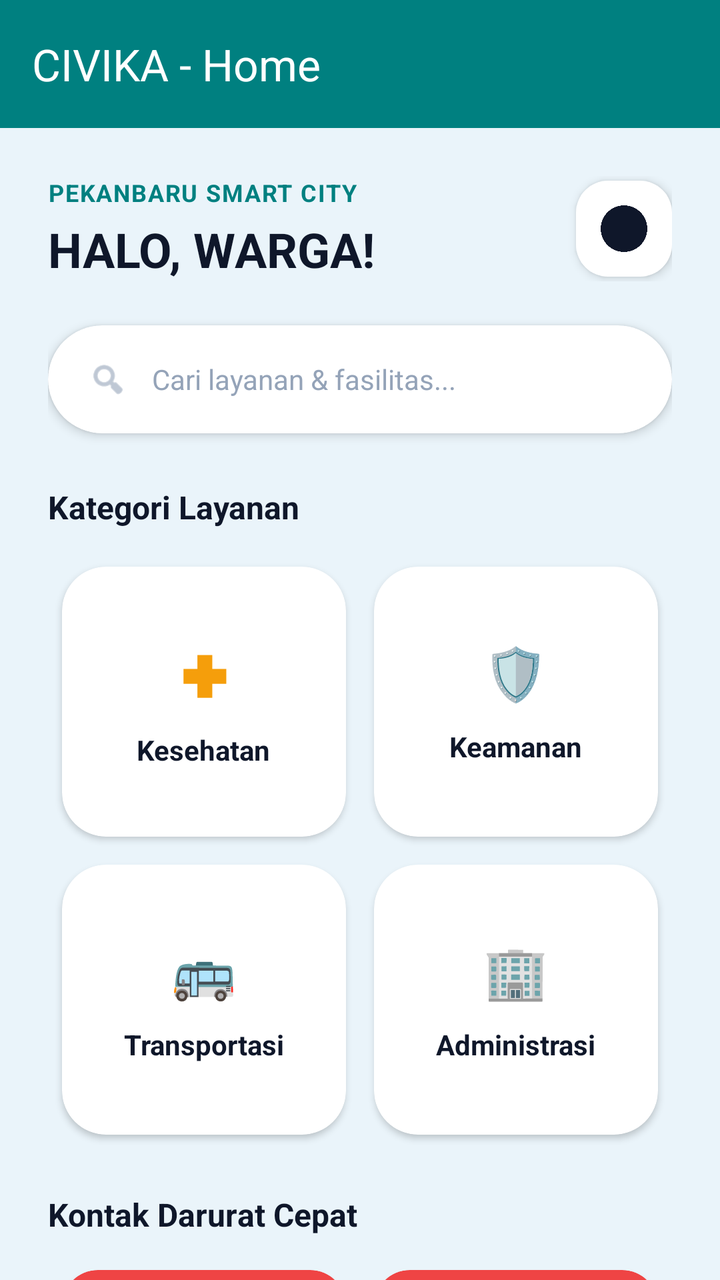
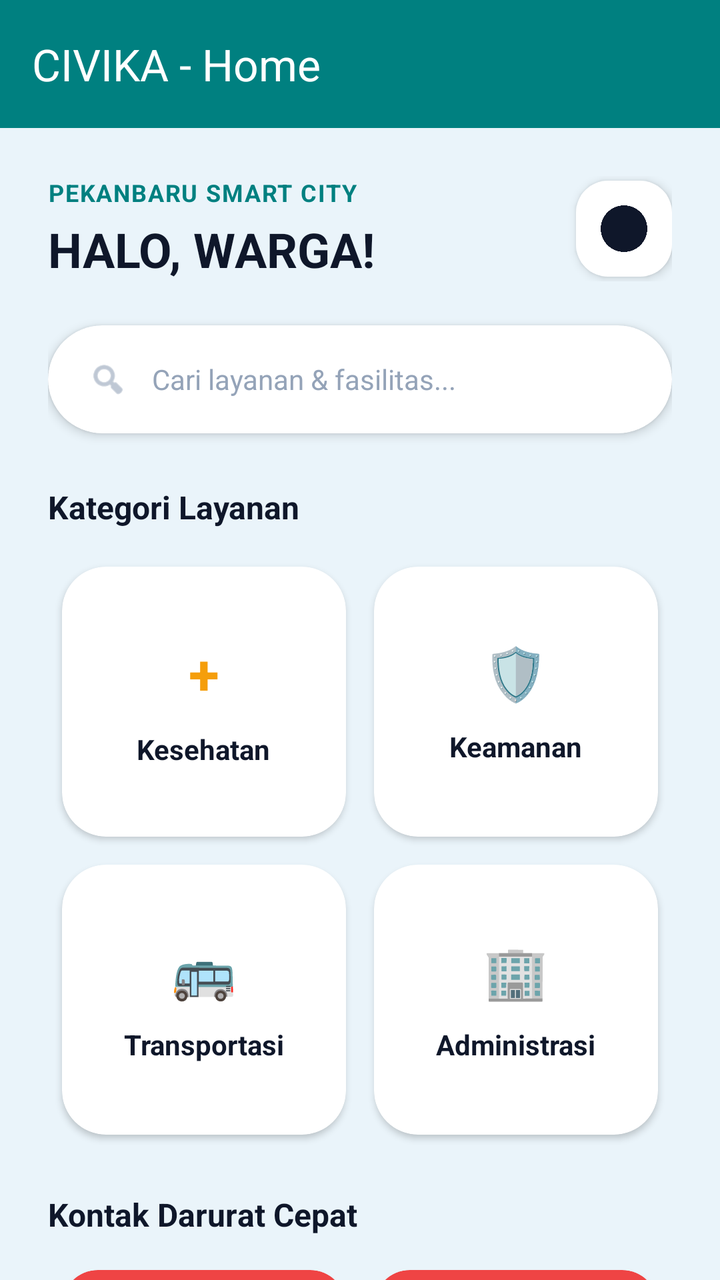

Compare the two renders of this Android layout. The source of the first and the diff that turns it into the second are given below.
<!-- AndroidManifest.xml: application theme Theme.Dzaki_3tia -->
<!-- res/layout/fragment_home.xml -->
<?xml version="1.0" encoding="utf-8"?>
<androidx.constraintlayout.widget.ConstraintLayout
    xmlns:android="http://schemas.android.com/apk/res/android"
    xmlns:app="http://schemas.android.com/apk/res-auto"
    android:layout_width="match_parent"
    android:layout_height="match_parent"
    android:background="#EAF4FA">

    <androidx.appcompat.widget.Toolbar
        android:id="@+id/toolbar"
        android:layout_width="0dp"
        android:layout_height="?attr/actionBarSize"
        android:background="#008080"
        app:title="CIVIKA - Home"
        app:titleTextColor="@android:color/white"
        app:layout_constraintTop_toTopOf="parent"
        app:layout_constraintStart_toStartOf="parent"
        app:layout_constraintEnd_toEndOf="parent" />

    <androidx.core.widget.NestedScrollView
        android:layout_width="match_parent"
        android:layout_height="0dp"
        android:fillViewport="true"
        app:layout_constraintTop_toBottomOf="@id/toolbar"
        app:layout_constraintBottom_toBottomOf="parent">

        <LinearLayout
            android:layout_width="match_parent"
            android:layout_height="wrap_content"
            android:orientation="vertical"
            android:paddingHorizontal="24dp"
            android:paddingTop="24dp"
            android:paddingBottom="28dp">

            
            <RelativeLayout
                android:layout_width="match_parent"
                android:layout_height="wrap_content">

                <LinearLayout
                    android:layout_width="wrap_content"
                    android:layout_height="wrap_content"
                    android:layout_alignParentStart="true"
                    android:layout_centerVertical="true"
                    android:orientation="vertical">

                    <TextView
                        android:layout_width="wrap_content"
                        android:layout_height="wrap_content"
                        android:letterSpacing="0.05"
                        android:text="PEKANBARU SMART CITY"
                        android:textColor="#008080"
                        android:textSize="12sp"
                        android:textStyle="bold" />

                    <TextView
                        android:id="@+id/tvGreeting"
                        android:layout_width="wrap_content"
                        android:layout_height="wrap_content"
                        android:layout_marginTop="4dp"
                        android:text="HALO, WARGA!"
                        android:textColor="#0F172A"
                        android:textSize="24sp"
                        android:textStyle="bold" />
                </LinearLayout>

                <com.google.android.material.floatingactionbutton.FloatingActionButton
                    android:id="@+id/btnProfile"
                    android:layout_width="wrap_content"
                    android:layout_height="wrap_content"
                    android:layout_alignParentEnd="true"
                    android:layout_centerVertical="true"
                    android:src="@drawable/user"
                    app:backgroundTint="#FFFFFF"
                    app:tint="#0F172A"
                    app:elevation="3dp"
                    app:fabCustomSize="48dp"
                    app:maxImageSize="24dp" />
            </RelativeLayout>

            
            <androidx.cardview.widget.CardView
                android:layout_width="match_parent"
                android:layout_height="54dp"
                android:layout_marginTop="22dp"
                app:cardBackgroundColor="#FFFFFF"
                app:cardCornerRadius="27dp"
                app:cardElevation="3dp">

                <LinearLayout
                    android:layout_width="match_parent"
                    android:layout_height="match_parent"
                    android:gravity="center_vertical"
                    android:orientation="horizontal"
                    android:paddingHorizontal="20dp">

                    <ImageView
                        android:layout_width="20dp"
                        android:layout_height="20dp"
                        android:src="@android:drawable/ic_menu_search"
                        app:tint="#94A3B8" />

                    <EditText
                        android:id="@+id/etSearch"
                        android:layout_width="match_parent"
                        android:layout_height="match_parent"
                        android:layout_marginStart="12dp"
                        android:background="@android:color/transparent"
                        android:hint="Cari layanan &amp; fasilitas..."
                        android:inputType="text"
                        android:textColor="#0F172A"
                        android:textColorHint="#94A3B8"
                        android:textSize="14sp" />
                </LinearLayout>
            </androidx.cardview.widget.CardView>

            
            <TextView
                android:layout_width="wrap_content"
                android:layout_height="wrap_content"
                android:layout_marginTop="26dp"
                android:layout_marginBottom="12dp"
                android:text="Kategori Layanan"
                android:textColor="#0F172A"
                android:textSize="16sp"
                android:textStyle="bold" />

            <LinearLayout
                android:layout_width="match_parent"
                android:layout_height="wrap_content"
                android:layout_marginHorizontal="-7dp"
                android:orientation="horizontal"
                android:weightSum="2">

                <androidx.cardview.widget.CardView
                    android:id="@+id/cardCatKesehatan"
                    android:layout_width="0dp"
                    android:layout_height="135dp"
                    android:layout_margin="7dp"
                    android:layout_weight="1"
                    app:cardBackgroundColor="#FFFFFF"
                    app:cardCornerRadius="22dp"
                    app:cardElevation="2dp">

                    <LinearLayout
                        android:layout_width="match_parent"
                        android:layout_height="match_parent"
                        android:gravity="center"
                        android:orientation="vertical">

                        <TextView
                            android:layout_width="wrap_content"
                            android:layout_height="wrap_content"
                            android:text="✚"
                            android:textColor="#F59E0B"
                            android:textSize="28sp"
                            android:textStyle="bold" />

                        <TextView
                            android:layout_width="wrap_content"
                            android:layout_height="wrap_content"
                            android:layout_marginTop="10dp"
                            android:text="Kesehatan"
                            android:textColor="#0F172A"
                            android:textSize="14sp"
                            android:textStyle="bold" />
                    </LinearLayout>
                </androidx.cardview.widget.CardView>

                <androidx.cardview.widget.CardView
                    android:id="@+id/cardCatKeamanan"
                    android:layout_width="0dp"
                    android:layout_height="135dp"
                    android:layout_margin="7dp"
                    android:layout_weight="1"
                    app:cardBackgroundColor="#FFFFFF"
                    app:cardCornerRadius="22dp"
                    app:cardElevation="2dp">

                    <LinearLayout
                        android:layout_width="match_parent"
                        android:layout_height="match_parent"
                        android:gravity="center"
                        android:orientation="vertical">

                        <TextView
                            android:layout_width="wrap_content"
                            android:layout_height="wrap_content"
                            android:text="🛡️"
                            android:textSize="26sp" />

                        <TextView
                            android:layout_width="wrap_content"
                            android:layout_height="wrap_content"
                            android:layout_marginTop="10dp"
                            android:text="Keamanan"
                            android:textColor="#0F172A"
                            android:textSize="14sp"
                            android:textStyle="bold" />
                    </LinearLayout>
                </androidx.cardview.widget.CardView>
            </LinearLayout>

            <LinearLayout
                android:layout_width="match_parent"
                android:layout_height="wrap_content"
                android:layout_marginHorizontal="-7dp"
                android:orientation="horizontal"
                android:weightSum="2">

                <androidx.cardview.widget.CardView
                    android:id="@+id/cardCatTransportasi"
                    android:layout_width="0dp"
                    android:layout_height="135dp"
                    android:layout_margin="7dp"
                    android:layout_weight="1"
                    app:cardBackgroundColor="#FFFFFF"
                    app:cardCornerRadius="22dp"
                    app:cardElevation="2dp">

                    <LinearLayout
                        android:layout_width="match_parent"
                        android:layout_height="match_parent"
                        android:gravity="center"
                        android:orientation="vertical">

                        <TextView
                            android:layout_width="wrap_content"
                            android:layout_height="wrap_content"
                            android:text="🚌"
                            android:textSize="26sp" />

                        <TextView
                            android:layout_width="wrap_content"
                            android:layout_height="wrap_content"
                            android:layout_marginTop="10dp"
                            android:text="Transportasi"
                            android:textColor="#0F172A"
                            android:textSize="14sp"
                            android:textStyle="bold" />
                    </LinearLayout>
                </androidx.cardview.widget.CardView>

                <androidx.cardview.widget.CardView
                    android:id="@+id/cardCatAdministrasi"
                    android:layout_width="0dp"
                    android:layout_height="135dp"
                    android:layout_margin="7dp"
                    android:layout_weight="1"
                    app:cardBackgroundColor="#FFFFFF"
                    app:cardCornerRadius="22dp"
                    app:cardElevation="2dp">

                    <LinearLayout
                        android:layout_width="match_parent"
                        android:layout_height="match_parent"
                        android:gravity="center"
                        android:orientation="vertical">

                        <TextView
                            android:layout_width="wrap_content"
                            android:layout_height="wrap_content"
                            android:text="🏢"
                            android:textSize="26sp" />

                        <TextView
                            android:layout_width="wrap_content"
                            android:layout_height="wrap_content"
                            android:layout_marginTop="10dp"
                            android:text="Administrasi"
                            android:textColor="#0F172A"
                            android:textSize="14sp"
                            android:textStyle="bold" />
                    </LinearLayout>
                </androidx.cardview.widget.CardView>
            </LinearLayout>

            
            <TextView
                android:layout_width="wrap_content"
                android:layout_height="wrap_content"
                android:layout_marginTop="22dp"
                android:layout_marginBottom="10dp"
                android:text="Kontak Darurat Cepat"
                android:textColor="#0F172A"
                android:textSize="16sp"
                android:textStyle="bold" />

            <LinearLayout
                android:layout_width="match_parent"
                android:layout_height="wrap_content"
                android:layout_marginHorizontal="-7dp"
                android:orientation="horizontal"
                android:weightSum="2">

                <androidx.cardview.widget.CardView
                    android:id="@+id/btnAmbulans"
                    android:layout_width="0dp"
                    android:layout_height="56dp"
                    android:layout_margin="7dp"
                    android:layout_weight="1"
                    app:cardBackgroundColor="#EF4444"
                    app:cardCornerRadius="18dp">

                    <LinearLayout
                        android:layout_width="match_parent"
                        android:layout_height="match_parent"
                        android:gravity="center"
                        android:orientation="horizontal">

                        <TextView
                            android:layout_width="wrap_content"
                            android:layout_height="wrap_content"
                            android:text="🚑  Ambulans"
                            android:textColor="#FFFFFF"
                            android:textSize="14sp"
                            android:textStyle="bold" />
                    </LinearLayout>
                </androidx.cardview.widget.CardView>

                <androidx.cardview.widget.CardView
                    android:id="@+id/btnPolisi"
                    android:layout_width="0dp"
                    android:layout_height="56dp"
                    android:layout_margin="7dp"
                    android:layout_weight="1"
                    app:cardBackgroundColor="#EF4444"
                    app:cardCornerRadius="18dp">

                    <LinearLayout
                        android:layout_width="match_parent"
                        android:layout_height="match_parent"
                        android:gravity="center"
                        android:orientation="horizontal">

                        <TextView
                            android:layout_width="wrap_content"
                            android:layout_height="wrap_content"
                            android:text="🚨  Polisi"
                            android:textColor="#FFFFFF"
                            android:textSize="14sp"
                            android:textStyle="bold" />
                    </LinearLayout>
                </androidx.cardview.widget.CardView>
            </LinearLayout>

            <Button
                android:id="@+id/btnLogout"
                android:layout_width="match_parent"
                android:layout_height="52dp"
                android:layout_marginTop="20dp"
                android:backgroundTint="#D32F2F"
                android:text="Logout"
                android:textColor="#FFFFFF"
                android:textStyle="bold" />

        </LinearLayout>
    </androidx.core.widget.NestedScrollView>
</androidx.constraintlayout.widget.ConstraintLayout>
<!-- resources referenced by this layout -->
<resources>
  <!-- drawable user: png bitmap (drawable, 19293 bytes) -->
  <style name="Theme.Dzaki_3tia" parent="Base.Theme.Dzaki_3tia" />
  <style name="Base.Theme.Dzaki_3tia" parent="Theme.Material3.DayNight.NoActionBar">
          
          
      </style>
</resources>

<!-- the commit's change to res/layout/fragment_home.xml (unified diff, before → after) -->
@@ -151,7 +151,7 @@
                         <TextView
                             android:layout_width="wrap_content"
                             android:layout_height="wrap_content"
-                            android:text="✚"
+                            android:text="+"
                             android:textColor="#F59E0B"
                             android:textSize="28sp"
                             android:textStyle="bold" />
